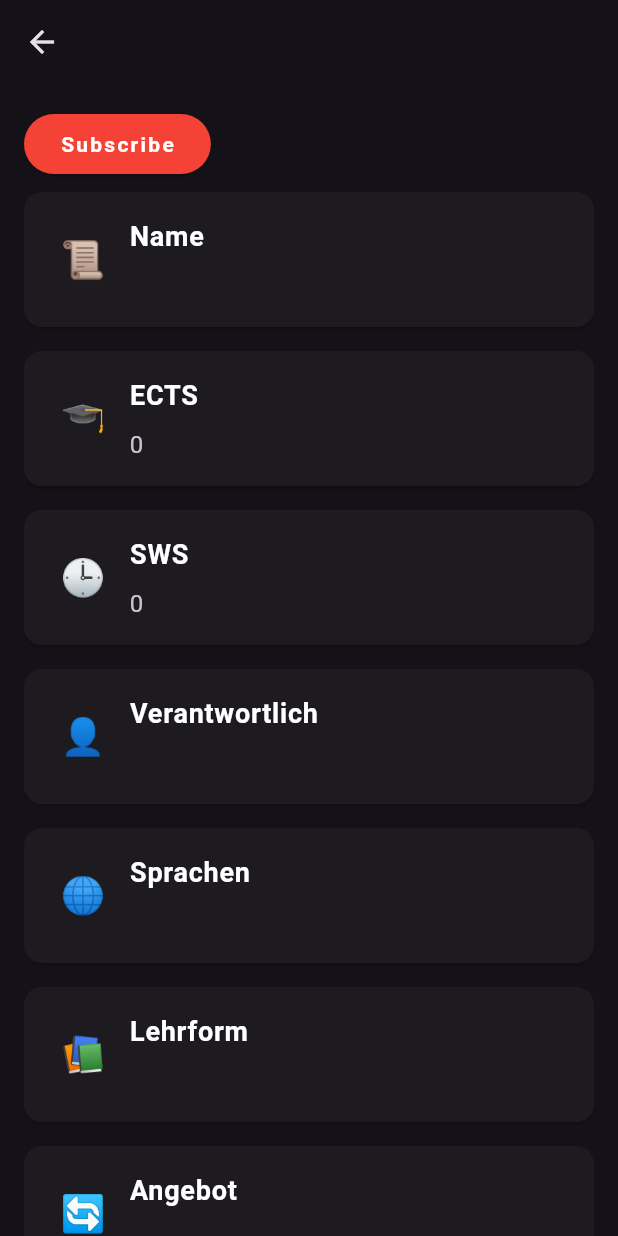
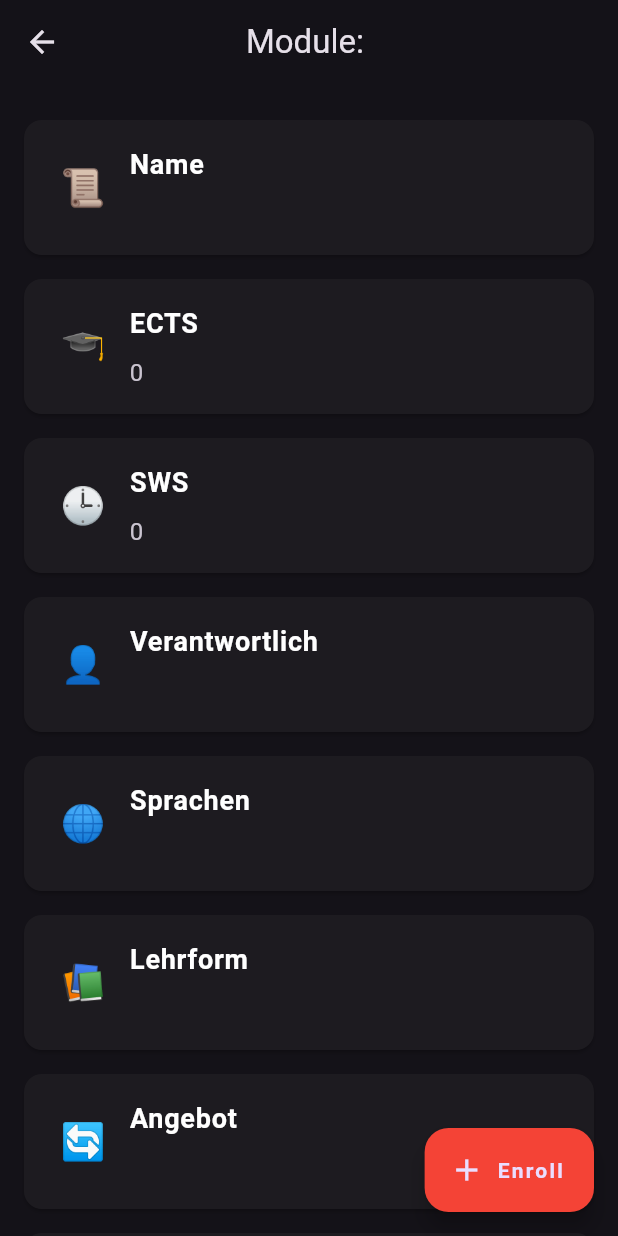
Before and after one commit to angel-curras/OrganisationApp-SE, a Flutter app: the ModuleDetailsPage screen opened directly with empty values, on a phone screen of 412 x 824 dp. Run offline on Flutter 3.47's test engine with Material 3 defaults, Android fonts, the phone set to English and light mode, and no system bars; our stand-ins replace flutter_dotenv, font_awesome_flutter, logger, shared_preferences, webview_flutter; missing offline and left inert: universal_html; accounts and stored records are empty; network calls fail.

Commit message:
added course enrollment

```diff
--- /dev/null
+++ b/apps/frontend/lib/model/course_subscription.dart
@@ -0,0 +1,27 @@
+import 'dart:convert';
+
+class CourseSubscription {
+  int moduleId;
+  String userName;
+
+  CourseSubscription({
+    required this.moduleId,
+    required this.userName,
+  });
+
+  Map<String, dynamic> toJsonMap() => {
+        'module_id': moduleId,
+        'user_name': userName,
+      };
+
+  factory CourseSubscription.fromJsonMap(Map<String, dynamic> json) =>
+      CourseSubscription(
+        moduleId: json['module_id'] ?? '',
+        userName: json['user_name'] ?? '',
+      );
+
+  String toJsonString() => jsonEncode(toJsonMap());
+
+  factory CourseSubscription.fromJsonString(String jsonString) =>
+      CourseSubscription.fromJsonMap(jsonDecode(jsonString));
+}
--- a/apps/frontend/lib/pages/modules/module_details_page.dart
+++ b/apps/frontend/lib/pages/modules/module_details_page.dart
@@ -1,16 +1,31 @@
 import 'package:flutter/material.dart';
+import 'package:http/http.dart' as http;
+import 'package:logger/logger.dart';
+import 'package:organisation_app/controller/course_controller.dart';
+import 'package:organisation_app/model/app_user.dart';
 import 'package:organisation_app/model/module.dart';
+import 'package:organisation_app/settings/app_settings.dart';
+import 'package:provider/provider.dart';
+import 'package:universal_html/html.dart' show HttpStatus;
 
 class ModuleDetailsPage extends StatelessWidget {
+  static final _logger = Logger();
   final Module module;
+  final http.Client _httpClient;
 
-  const ModuleDetailsPage({Key? key, required this.module}) : super(key: key);
+  const ModuleDetailsPage(
+      {Key? key, required this.module, required http.Client client})
+      : _httpClient = client,
+        super(key: key);
 
   @override
   Widget build(BuildContext context) {
+    AppUser user = Provider.of<AppSettings>(context).user;
+
     return Scaffold(
       appBar: AppBar(
-        title: Text(module.name),
+        centerTitle: true,
+        title: Text("Module: ${module.name}"),
         leading: IconButton(
           icon: const Icon(Icons.arrow_back),
           onPressed: () => Navigator.of(context).pop(),
@@ -21,8 +36,6 @@ class ModuleDetailsPage extends StatelessWidget {
         child: Column(
           crossAxisAlignment: CrossAxisAlignment.start,
           children: [
-            // add a button to edit the module
-            const SubscribeButton(),
             _buildModuleDetailCard('Name', module.name, '📜'),
             _buildModuleDetailCard('ECTS', module.ects.toString(), '🎓'),
             _buildModuleDetailCard('SWS', module.sws.toString(), '🕒'),
@@ -41,6 +54,51 @@ class ModuleDetailsPage extends StatelessWidget {
             _buildModuleDetailCard('Literatur', module.literatur, '📚'),
           ],
         ),
+      ),
+      floatingActionButton: FloatingActionButton.extended(
+        onPressed: () async {
+          _logger.i('Enroll button pressed');
+          _logger.i('User: ${user.userName}');
+          _logger.i('Module: ${module.name}');
+          _logger.i('Module ID: ${module.id}');
+
+          int statusCode =
+              await CourseController().enroll(user.userName, module.id);
+
+          if (!context.mounted) return;
+
+          // Create a snackbar to show the result of the enrollment.
+          String message;
+          MaterialColor backgroundColor;
+
+          switch (statusCode) {
+            case HttpStatus.created:
+              message = 'Success: Enrolled in "${module.name}"!';
+              backgroundColor = Colors.green;
+              break;
+            case HttpStatus.conflict:
+              message = 'You are already enrolled in "${module.name}".';
+              backgroundColor = Colors.green;
+              break;
+            default:
+              message = 'Ups. Something went wrong! Please try again later...';
+              backgroundColor = Colors.red;
+              break;
+          } // end of switch
+
+          ScaffoldMessenger.of(context).showSnackBar(
+            SnackBar(
+              content: Text(message),
+              duration: const Duration(seconds: 3),
+              backgroundColor: backgroundColor,
+            ),
+          );
+
+          Navigator.of(context).pop();
+        },
+        label: const Text('Enroll'),
+        icon: const Icon(Icons.add),
+        backgroundColor: Colors.red,
       ),
     );
   }
@@ -72,25 +130,3 @@ class ModuleDetailsPage extends StatelessWidget {
     );
   }
 }
-
-class SubscribeButton extends StatelessWidget {
-  const SubscribeButton({
-    super.key,
-  });
-
-  @override
-  Widget build(BuildContext context) {
-    return ElevatedButton(
-      onPressed: () {},
-      style: TextButton.styleFrom(
-        backgroundColor: Colors.red,
-      ),
-      child: const Text(
-        'Subscribe',
-        style: TextStyle(
-          color: Colors.white,
-        ),
-      ),
-    );
-  }
-}
--- a/apps/frontend/lib/pages/modules/module_search_delegate.dart
+++ b/apps/frontend/lib/pages/modules/module_search_delegate.dart
@@ -52,7 +52,8 @@ class ModuleSearchDelegate extends SearchDelegate {
                 subtitle: Text(module.verantwortlich),
                 onTap: () {
                   Navigator.of(context).push(MaterialPageRoute(
-                    builder: (context) => ModuleDetailsPage(module: module),
+                    builder: (context) =>
+                        ModuleDetailsPage(module: module, client: client),
                   ));
                 },
               );
--- a/apps/frontend/lib/pages/modules/modules_list.dart
+++ b/apps/frontend/lib/pages/modules/modules_list.dart
@@ -125,6 +125,7 @@ class CoursesPageState extends State<CoursesPage> {
   Widget build(BuildContext context) {
     return Scaffold(
       appBar: AppBar(
+        centerTitle: true,
         backgroundColor: const Color.fromARGB(255, 3, 134, 204),
         title: const Text('Modules'),
         actions: [
@@ -184,7 +185,7 @@ class CoursesPageState extends State<CoursesPage> {
                       Navigator.of(context).push(
                         MaterialPageRoute(
                           builder: (context) =>
-                              ModuleDetailsPage(module: module),
+                              ModuleDetailsPage(module: module, client: client),
                         ),
                       );
                     },
```
Also changed, not shown: apps/frontend/lib/controller/course_controller.dart (+56 -4 lines), 1 other file.
